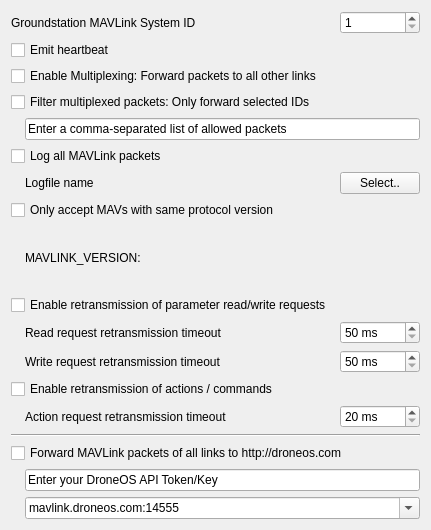
mavlink/qgroundcontrol, file src/ui/MAVLinkSettingsWidget.ui: the form before one commit.
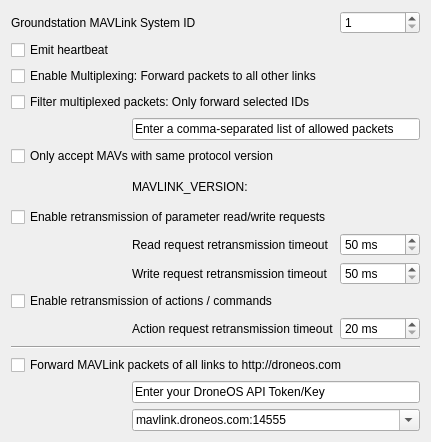
The form after the commit.

Commit message:
New mavlink logging support
- Logging now always on to temp file
- User prompted to save temp file after disconnect
- Orphaned temp logs checked for on boot
- Logs saved to new save file location
- Log file starts/stops with first and last connnection

The edit to the form file:
```diff
--- a/src/ui/MAVLinkSettingsWidget.ui
+++ b/src/ui/MAVLinkSettingsWidget.ui
@@ -7,35 +7,18 @@
     <x>0</x>
     <y>0</y>
     <width>431</width>
-    <height>530</height>
+    <height>442</height>
    </rect>
   </property>
   <property name="windowTitle">
    <string>Form</string>
   </property>
-  <layout class="QGridLayout" name="gridLayout" columnstretch="1,100,1">
-   <item row="1" column="0" colspan="3">
-    <widget class="QCheckBox" name="heartbeatCheckBox">
-     <property name="text">
-      <string>Emit heartbeat</string>
-     </property>
-    </widget>
-   </item>
-   <item row="6" column="0" colspan="3">
-    <widget class="QCheckBox" name="loggingCheckBox">
-     <property name="text">
-      <string>Log all MAVLink packets</string>
-     </property>
-    </widget>
-   </item>
-   <item row="8" column="0">
-    <spacer name="logFileSpacer">
+  <layout class="QGridLayout" name="gridLayout" columnstretch="1,0,0">
+   <item row="16" column="0">
+    <spacer name="horizontalSpacer_4">
      <property name="orientation">
       <enum>Qt::Horizontal</enum>
      </property>
-     <property name="sizeType">
-      <enum>QSizePolicy::MinimumExpanding</enum>
-     </property>
      <property name="sizeHint" stdset="0">
       <size>
        <width>8</width>
@@ -44,15 +27,8 @@
      </property>
     </spacer>
    </item>
-   <item row="9" column="0" colspan="3">
-    <widget class="QCheckBox" name="versionCheckBox">
-     <property name="text">
-      <string>Only accept MAVs with same protocol version</string>
-     </property>
-    </widget>
-   </item>
-   <item row="10" column="0">
-    <spacer name="versionSpacer">
+   <item row="13" column="0">
+    <spacer name="horizontalSpacer_3">
      <property name="orientation">
       <enum>Qt::Horizontal</enum>
      </property>
@@ -64,72 +40,28 @@
      </property>
     </spacer>
    </item>
-   <item row="10" column="1" colspan="2">
-    <widget class="QLabel" name="versionLabel">
-     <property name="text">
-      <string>MAVLINK_VERSION: </string>
-     </property>
-    </widget>
-   </item>
-   <item row="8" column="1">
-    <widget class="QLabel" name="logFileLabel">
-     <property name="text">
-      <string>Logfile name</string>
-     </property>
-    </widget>
-   </item>
-   <item row="8" column="2">
-    <widget class="QPushButton" name="logFileButton">
-     <property name="text">
-      <string>Select..</string>
-     </property>
-    </widget>
-   </item>
-   <item row="0" column="2">
-    <widget class="QSpinBox" name="systemIdSpinBox">
+   <item row="11" column="2">
+    <widget class="QSpinBox" name="paramRewriteSpinBox">
      <property name="toolTip">
-      <string>Set the groundstation number</string>
+      <string>Time in milliseconds after which a not acknowledged write request is sent again.</string>
      </property>
      <property name="statusTip">
-      <string>Set the groundstation number</string>
+      <string>Time in milliseconds after which a not acknowledged write request is sent again.</string>
+     </property>
+     <property name="suffix">
+      <string> ms</string>
      </property>
      <property name="minimum">
-      <number>1</number>
+      <number>50</number>
      </property>
      <property name="maximum">
-      <number>255</number>
+      <number>60000</number>
      </property>
-    </widget>
-   </item>
-   <item row="0" column="0" colspan="2">
-    <widget class="QLabel" name="systemIdLabel">
-     <property name="toolTip">
-      <string>The system ID is the number the MAV associates with this computer</string>
+     <property name="singleStep">
+      <number>50</number>
      </property>
-     <property name="statusTip">
-      <string>The system ID is the number the MAV associates with this computer</string>
-     </property>
-     <property name="text">
-      <string>Groundstation MAVLink System ID</string>
-     </property>
     </widget>
    </item>
-   <item row="5" column="0">
-    <spacer name="multiplexingFilterSpacer">
-     <property name="orientation">
-      <enum>Qt::Horizontal</enum>
-     </property>
-     <property name="sizeType">
-      <enum>QSizePolicy::MinimumExpanding</enum>
-     </property>
-     <property name="sizeHint" stdset="0">
-      <size>
-       <width>8</width>
-       <height>0</height>
-      </size>
-     </property>
-    </spacer>
-   </item>
    <item row="5" column="1" colspan="2">
     <widget class="QLineEdit" name="multiplexingFilterLineEdit">
      <property name="text">
@@ -137,142 +69,7 @@
      </property>
     </widget>
    </item>
-   <item row="4" column="0" colspan="3">
-    <widget class="QCheckBox" name="multiplexingFilterCheckBox">
-     <property name="text">
-      <string>Filter multiplexed packets: Only forward selected IDs</string>
-     </property>
-    </widget>
-   </item>
-   <item row="3" column="0" colspan="3">
-    <widget class="QCheckBox" name="multiplexingCheckBox">
-     <property name="text">
-      <string>Enable Multiplexing: Forward packets to all other links</string>
-     </property>
-    </widget>
-   </item>
-   <item row="11" column="0" colspan="3">
-    <widget class="QCheckBox" name="paramGuardCheckBox">
-     <property name="text">
-      <string>Enable retransmission of parameter read/write requests</string>
-     </property>
-    </widget>
-   </item>
-   <item row="12" column="0">
-    <spacer name="horizontalSpacer">
-     <property name="orientation">
-      <enum>Qt::Horizontal</enum>
-     </property>
-     <property name="sizeHint" stdset="0">
-      <size>
-       <width>8</width>
-       <height>0</height>
-      </size>
-     </property>
-    </spacer>
-   </item>
-   <item row="13" column="0">
-    <spacer name="horizontalSpacer_2">
-     <property name="orientation">
-      <enum>Qt::Horizontal</enum>
-     </property>
-     <property name="sizeHint" stdset="0">
-      <size>
-       <width>8</width>
-       <height>0</height>
-      </size>
-     </property>
-    </spacer>
-   </item>
-   <item row="12" column="1">
-    <widget class="QLabel" name="paramRetransmissionLabel">
-     <property name="text">
-      <string>Read request retransmission timeout</string>
-     </property>
-    </widget>
-   </item>
-   <item row="13" column="1">
-    <widget class="QLabel" name="paramRewriteLabel">
-     <property name="text">
-      <string>Write request retransmission timeout</string>
-     </property>
-    </widget>
-   </item>
-   <item row="12" column="2">
-    <widget class="QSpinBox" name="paramRetransmissionSpinBox">
-     <property name="toolTip">
-      <string>Time in milliseconds after which a not acknowledged read request is sent again.</string>
-     </property>
-     <property name="statusTip">
-      <string>Time in milliseconds after which a not acknowledged read request is sent again.</string>
-     </property>
-     <property name="suffix">
-      <string> ms</string>
-     </property>
-     <property name="minimum">
-      <number>50</number>
-     </property>
-     <property name="maximum">
-      <number>60000</number>
-     </property>
-     <property name="singleStep">
-      <number>50</number>
-     </property>
-     <property name="value">
-      <number>50</number>
-     </property>
-    </widget>
-   </item>
    <item row="13" column="2">
-    <widget class="QSpinBox" name="paramRewriteSpinBox">
-     <property name="toolTip">
-      <string>Time in milliseconds after which a not acknowledged write request is sent again.</string>
-     </property>
-     <property name="statusTip">
-      <string>Time in milliseconds after which a not acknowledged write request is sent again.</string>
-     </property>
-     <property name="suffix">
-      <string> ms</string>
-     </property>
-     <property name="minimum">
-      <number>50</number>
-     </property>
-     <property name="maximum">
-      <number>60000</number>
-     </property>
-     <property name="singleStep">
-      <number>50</number>
-     </property>
-    </widget>
-   </item>
-   <item row="14" column="0" colspan="3">
-    <widget class="QCheckBox" name="actionGuardCheckBox">
-     <property name="text">
-      <string>Enable retransmission of actions / commands</string>
-     </property>
-    </widget>
-   </item>
-   <item row="15" column="0">
-    <spacer name="horizontalSpacer_3">
-     <property name="orientation">
-      <enum>Qt::Horizontal</enum>
-     </property>
-     <property name="sizeHint" stdset="0">
-      <size>
-       <width>8</width>
-       <height>0</height>
-      </size>
-     </property>
-    </spacer>
-   </item>
-   <item row="15" column="1">
-    <widget class="QLabel" name="actionRetransmissionLabel">
-     <property name="text">
-      <string>Action request retransmission timeout</string>
-     </property>
-    </widget>
-   </item>
-   <item row="15" column="2">
     <widget class="QSpinBox" name="actionRetransmissionSpinBox">
      <property name="suffix">
       <string> ms</string>
@@ -288,7 +85,45 @@
      </property>
     </widget>
    </item>
-   <item row="16" column="0" colspan="3">
+   <item row="10" column="0">
+    <spacer name="horizontalSpacer">
+     <property name="orientation">
+      <enum>Qt::Horizontal</enum>
+     </property>
+     <property name="sizeHint" stdset="0">
+      <size>
+       <width>8</width>
+       <height>0</height>
+      </size>
+     </property>
+    </spacer>
+   </item>
+   <item row="10" column="2">
+    <widget class="QSpinBox" name="paramRetransmissionSpinBox">
+     <property name="toolTip">
+      <string>Time in milliseconds after which a not acknowledged read request is sent again.</string>
+     </property>
+     <property name="statusTip">
+      <string>Time in milliseconds after which a not acknowledged read request is sent again.</string>
+     </property>
+     <property name="suffix">
+      <string> ms</string>
+     </property>
+     <property name="minimum">
+      <number>50</number>
+     </property>
+     <property name="maximum">
+      <number>60000</number>
+     </property>
+     <property name="singleStep">
+      <number>50</number>
+     </property>
+     <property name="value">
+      <number>50</number>
+     </property>
+    </widget>
+   </item>
+   <item row="14" column="0" colspan="3">
     <widget class="Line" name="line">
      <property name="minimumSize">
       <size>
@@ -304,18 +139,136 @@
      </property>
     </widget>
    </item>
-   <item row="17" column="0" colspan="3">
+   <item row="17" column="1" colspan="2">
+    <widget class="QComboBox" name="droneOSComboBox">
+     <property name="editable">
+      <bool>true</bool>
+     </property>
+     <item>
+      <property name="text">
+       <string>mavlink.droneos.com:14555</string>
+      </property>
+     </item>
+     <item>
+      <property name="text">
+       <string>localhost:14555</string>
+      </property>
+     </item>
+    </widget>
+   </item>
+   <item row="11" column="0">
+    <spacer name="horizontalSpacer_2">
+     <property name="orientation">
+      <enum>Qt::Horizontal</enum>
+     </property>
+     <property name="sizeHint" stdset="0">
+      <size>
+       <width>8</width>
+       <height>0</height>
+      </size>
+     </property>
+    </spacer>
+   </item>
+   <item row="11" column="1">
+    <widget class="QLabel" name="paramRewriteLabel">
+     <property name="text">
+      <string>Write request retransmission timeout</string>
+     </property>
+    </widget>
+   </item>
+   <item row="10" column="1">
+    <widget class="QLabel" name="paramRetransmissionLabel">
+     <property name="text">
+      <string>Read request retransmission timeout</string>
+     </property>
+    </widget>
+   </item>
+   <item row="1" column="0" colspan="3">
+    <widget class="QCheckBox" name="heartbeatCheckBox">
+     <property name="text">
+      <string>Emit heartbeat</string>
+     </property>
+    </widget>
+   </item>
+   <item row="3" column="0" colspan="3">
+    <widget class="QCheckBox" name="multiplexingCheckBox">
+     <property name="text">
+      <string>Enable Multiplexing: Forward packets to all other links</string>
+     </property>
+    </widget>
+   </item>
+   <item row="13" column="1">
+    <widget class="QLabel" name="actionRetransmissionLabel">
+     <property name="text">
+      <string>Action request retransmission timeout</string>
+     </property>
+    </widget>
+   </item>
+   <item row="8" column="0">
+    <spacer name="versionSpacer">
+     <property name="orientation">
+      <enum>Qt::Horizontal</enum>
+     </property>
+     <property name="sizeHint" stdset="0">
+      <size>
+       <width>8</width>
+       <height>0</height>
+      </size>
+     </property>
+    </spacer>
+   </item>
+   <item row="0" column="2">
+    <widget class="QSpinBox" name="systemIdSpinBox">
+     <property name="toolTip">
+      <string>Set the groundstation number</string>
+     </property>
+     <property name="statusTip">
+      <string>Set the groundstation number</string>
+     </property>
+     <property name="minimum">
+      <number>1</number>
+     </property>
+     <property name="maximum">
+      <number>255</number>
+     </property>
+    </widget>
+   </item>
+   <item row="15" column="0" colspan="3">
     <widget class="QCheckBox" name="droneOSCheckBox">
      <property name="text">
       <string>Forward MAVLink packets of all links to http://droneos.com</string>
      </property>
     </widget>
    </item>
-   <item row="18" column="0">
-    <spacer name="horizontalSpacer_4">
+   <item row="12" column="0" colspan="3">
+    <widget class="QCheckBox" name="actionGuardCheckBox">
+     <property name="text">
+      <string>Enable retransmission of actions / commands</string>
+     </property>
+    </widget>
+   </item>
+   <item row="4" column="0" colspan="3">
+    <widget class="QCheckBox" name="multiplexingFilterCheckBox">
+     <property name="text">
+      <string>Filter multiplexed packets: Only forward selected IDs</string>
+     </property>
+    </widget>
+   </item>
+   <item row="7" column="0" colspan="3">
+    <widget class="QCheckBox" name="versionCheckBox">
+     <property name="text">
+      <string>Only accept MAVs with same protocol version</string>
+     </property>
+    </widget>
+   </item>
+   <item row="5" column="0">
+    <spacer name="multiplexingFilterSpacer">
      <property name="orientation">
       <enum>Qt::Horizontal</enum>
      </property>
+     <property name="sizeType">
+      <enum>QSizePolicy::MinimumExpanding</enum>
+     </property>
      <property name="sizeHint" stdset="0">
       <size>
        <width>8</width>
@@ -324,7 +277,7 @@
      </property>
     </spacer>
    </item>
-   <item row="18" column="1" colspan="2">
+   <item row="16" column="1" colspan="2">
     <widget class="QLineEdit" name="droneOSLineEdit">
      <property name="text">
       <string>Enter your DroneOS API Token/Key</string>
@@ -334,21 +287,31 @@
      </property>
     </widget>
    </item>
-   <item row="19" column="1" colspan="2">
-    <widget class="QComboBox" name="droneOSComboBox">
-     <property name="editable">
-      <bool>true</bool>
+   <item row="9" column="0" colspan="3">
+    <widget class="QCheckBox" name="paramGuardCheckBox">
+     <property name="text">
+      <string>Enable retransmission of parameter read/write requests</string>
      </property>
-     <item>
-      <property name="text">
-       <string>mavlink.droneos.com:14555</string>
-      </property>
-     </item>
-     <item>
-      <property name="text">
-       <string>localhost:14555</string>
-      </property>
-     </item>
+    </widget>
+   </item>
+   <item row="8" column="1" colspan="2">
+    <widget class="QLabel" name="versionLabel">
+     <property name="text">
+      <string>MAVLINK_VERSION: </string>
+     </property>
+    </widget>
+   </item>
+   <item row="0" column="0" colspan="2">
+    <widget class="QLabel" name="systemIdLabel">
+     <property name="toolTip">
+      <string>The system ID is the number the MAV associates with this computer</string>
+     </property>
+     <property name="statusTip">
+      <string>The system ID is the number the MAV associates with this computer</string>
+     </property>
+     <property name="text">
+      <string>Groundstation MAVLink System ID</string>
+     </property>
     </widget>
    </item>
   </layout>
```
The commit also changes 11 other files.
